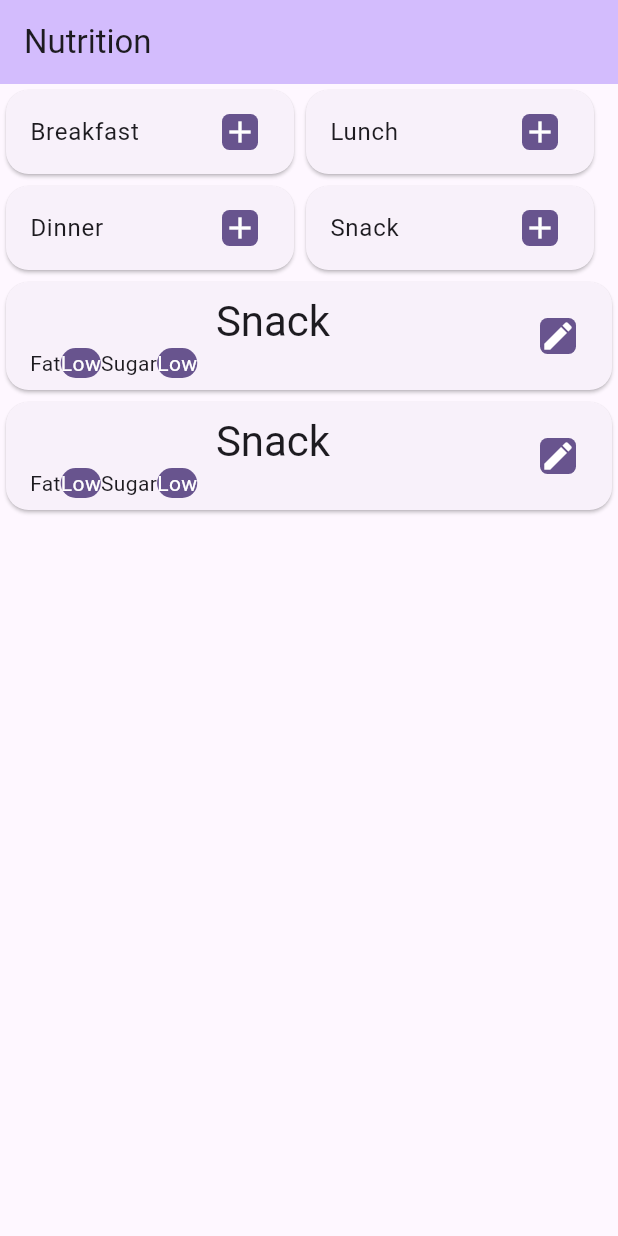
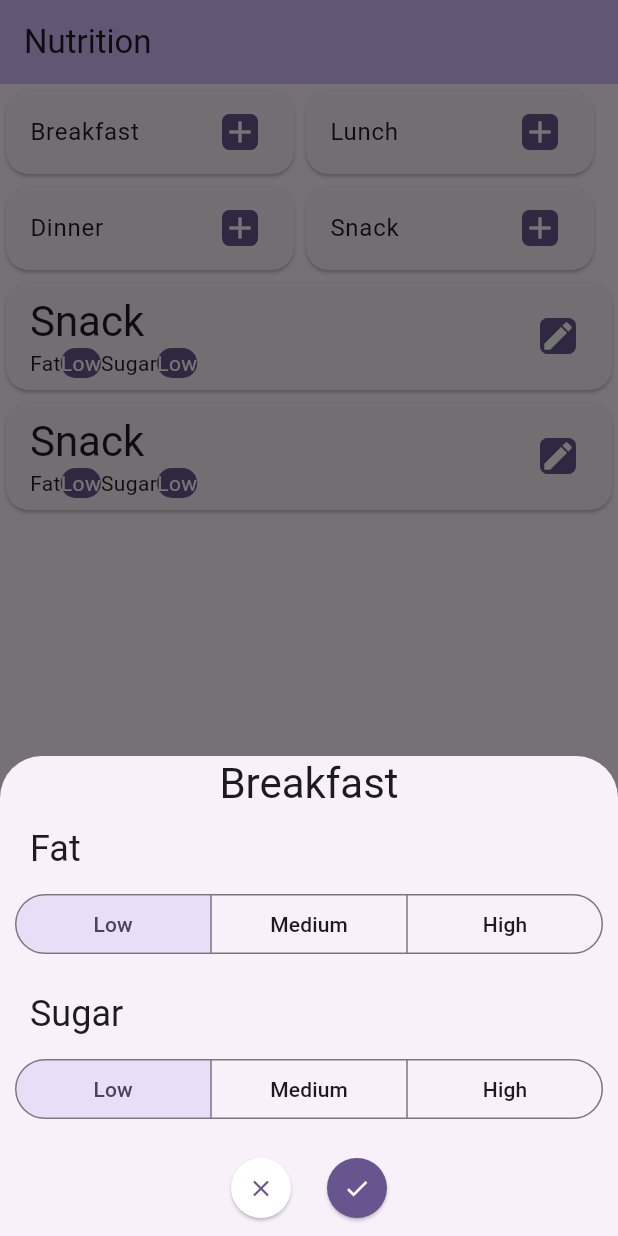
Before and after one commit to Dereumaux-Adrien/meal_tracker, a Flutter app: the screen it shows after launch, after a tap on "Breakfast", on a phone screen of 412 x 824 dp. Run offline on Flutter 3.47's test engine with Material 3 defaults, Android fonts, the phone set to English and light mode, and no system bars; our stand-ins replace flutter_bloc, hive; accounts and stored records are empty.

Commit message:
Added the bottom sheet

```diff
--- /dev/null
+++ b/lib/components/dietary_day/dietary_component_level_selector.dart
@@ -0,0 +1,79 @@
+import 'package:flutter/material.dart';
+import 'package:meal_tracker/components/dietary_day/dietary_component.dart';
+import 'package:meal_tracker/models/dietary_component_level.dart';
+
+/// Widget allowing the selection of a DietaryComponentLevel
+class DietaryComponentLevelSelector extends StatefulWidget {
+  /// The name of the Dietary Component
+  final String dietaryComponentTitle;
+
+  /// The DietaryComponent on which this Widget is based
+  final DietaryComponentLevel dietaryComponentLevel;
+
+  /// Constructor
+  const DietaryComponentLevelSelector({
+    super.key,
+    required this.dietaryComponentLevel,
+    required this.dietaryComponentTitle,
+  });
+
+  @override
+  State<DietaryComponentLevelSelector> createState() =>
+      _DietaryComponentLevelSelectorState();
+}
+
+class _DietaryComponentLevelSelectorState
+    extends State<DietaryComponentLevelSelector> {
+  Set<DietaryComponentLevel> _segmentedButtonSelection =
+      <DietaryComponentLevel>{DietaryComponentLevel.low};
+
+  @override
+  Widget build(BuildContext context) {
+    return Column(
+      mainAxisAlignment: MainAxisAlignment.center,
+      mainAxisSize: MainAxisSize.min,
+      children: [
+        Row(
+          mainAxisSize: MainAxisSize.max,
+          crossAxisAlignment: CrossAxisAlignment.start,
+          children: [
+            Padding(
+              padding: const EdgeInsets.fromLTRB(20, 10, 0, 0),
+              child: Text(
+                widget.dietaryComponentTitle,
+                maxLines: 1,
+                overflow: TextOverflow.ellipsis,
+                style: Theme.of(context).textTheme.headlineSmall,
+              ),
+            ),
+          ],
+        ),
+        SegmentedButton<DietaryComponentLevel>(
+          multiSelectionEnabled: false,
+          emptySelectionAllowed: false,
+          showSelectedIcon: false,expandedInsets: EdgeInsets.all(10),
+          selected: _segmentedButtonSelection,
+          onSelectionChanged: (Set<DietaryComponentLevel> newSelection) {
+            setState(() {
+              _segmentedButtonSelection = newSelection;
+            });
+          },
+          segments: [
+            ButtonSegment<DietaryComponentLevel>(
+              value: DietaryComponentLevel.low,
+              label: Text(DietaryComponentLevel.low.string),
+            ),
+            ButtonSegment<DietaryComponentLevel>(
+              value: DietaryComponentLevel.medium,
+              label: Text(DietaryComponentLevel.medium.string),
+            ),
+            ButtonSegment<DietaryComponentLevel>(
+              value: DietaryComponentLevel.high,
+              label: Text(DietaryComponentLevel.high.string),
+            ),
+          ],
+        ),
+      ],
+    );
+  }
+}
--- a/lib/components/dietary_day/meal_adding_card.dart
+++ b/lib/components/dietary_day/meal_adding_card.dart
@@ -1,4 +1,6 @@
 import 'package:flutter/material.dart';
+import 'package:meal_tracker/components/dietary_day/meal_bottom_sheet.dart';
+import 'package:meal_tracker/models/meal.dart';
 import 'package:meal_tracker/models/meal_type.dart';
 
 /// Widget offering to create a new Meal for the day
@@ -27,12 +29,14 @@ class MealAddingCard extends StatelessWidget {
         ),
         child: ListTile(
           onTap: () {
-            // Todo: Add a new meal of this type
-            // Navigator.pushNamed(
-            //   context,
-            //   MarkerDataEditorScreen.route,
-            //   arguments: markerData,
-            // );
+            showModalBottomSheet<void>(
+              context: context,
+              builder: (BuildContext context) {
+                return MealBottomSheet(
+                  meal: Meal(mealType: mealType),
+                );
+              },
+            );
           },
           title: Container(
             width: MediaQuery.of(context).size.width,
--- /dev/null
+++ b/lib/components/dietary_day/meal_bottom_sheet.dart
@@ -0,0 +1,80 @@
+import 'package:flutter/material.dart';
+import 'package:meal_tracker/components/dietary_day/dietary_component_level_selector.dart';
+import 'package:meal_tracker/models/meal.dart';
+
+/// Widget showing a meal to select its components
+class MealBottomSheet extends StatelessWidget {
+  /// The Meal on which this Widget is based
+  final Meal meal;
+
+  /// Indicates if we are updating a meal (true) or creating a new one (false)
+  final bool updating;
+
+  /// Constructor
+  const MealBottomSheet({
+    super.key,
+    required this.meal,
+    this.updating = false,
+  });
+
+  @override
+  Widget build(BuildContext context) {
+    return Column(
+      mainAxisAlignment: MainAxisAlignment.center,
+      mainAxisSize: MainAxisSize.min,
+      children: [
+        Row(
+          crossAxisAlignment: CrossAxisAlignment.start,
+          mainAxisSize: MainAxisSize.min,
+          children: [
+            Text(
+              meal.mealType.string,
+              maxLines: 1,
+              overflow: TextOverflow.ellipsis,
+              style: Theme.of(context).textTheme.headlineMedium,
+            ),
+          ],
+        ),
+        DietaryComponentLevelSelector(
+          dietaryComponentTitle: "Fat",
+          dietaryComponentLevel: meal.fatLevel,
+        ),
+        DietaryComponentLevelSelector(
+          dietaryComponentTitle: "Sugar",
+          dietaryComponentLevel: meal.sugarLevel,
+        ),
+        Padding(
+          padding: const EdgeInsets.all(8.0),
+          child: Row(
+            mainAxisAlignment: MainAxisAlignment.center,
+            mainAxisSize: MainAxisSize.min,
+            children: [
+              ElevatedButton(
+                onPressed: () => Navigator.pop(context),
+                style: ElevatedButton.styleFrom(
+                  shape: const CircleBorder(),
+                  padding: const EdgeInsets.all(5),
+                  backgroundColor: Theme.of(context).colorScheme.onPrimary,
+                  foregroundColor: Theme.of(context).colorScheme.primary,
+                ),
+                child: Icon(Icons.close,
+                    color: Theme.of(context).colorScheme.primary),
+              ),
+              ElevatedButton(
+                onPressed: () {},
+                child: Icon(Icons.check,
+                    color: Theme.of(context).colorScheme.onPrimary),
+                style: ElevatedButton.styleFrom(
+                  shape: const CircleBorder(),
+                  padding: const EdgeInsets.all(5),
+                  backgroundColor: Theme.of(context).colorScheme.primary,
+                  foregroundColor: Theme.of(context).colorScheme.onPrimary,
+                ),
+              ),
+            ],
+          ),
+        ),
+      ],
+    );
+  }
+}
--- a/lib/components/dietary_day/meal_card.dart
+++ b/lib/components/dietary_day/meal_card.dart
@@ -33,12 +33,16 @@ class MealCard extends StatelessWidget {
           width: MediaQuery.of(context).size.width,
           child: Column(
             children: [
-              // Type of meal
-              Text(
-                meal.mealType.string,
-                maxLines: 1,
-                overflow: TextOverflow.ellipsis,
-                style: Theme.of(context).textTheme.headlineMedium,
+              Row(
+                crossAxisAlignment: CrossAxisAlignment.start,
+                children: [
+                  Text(
+                    meal.mealType.string,
+                    maxLines: 1,
+                    overflow: TextOverflow.ellipsis,
+                    style: Theme.of(context).textTheme.headlineMedium,
+                  ),
+                ],
               ),
               Row(
                 children: [
```
